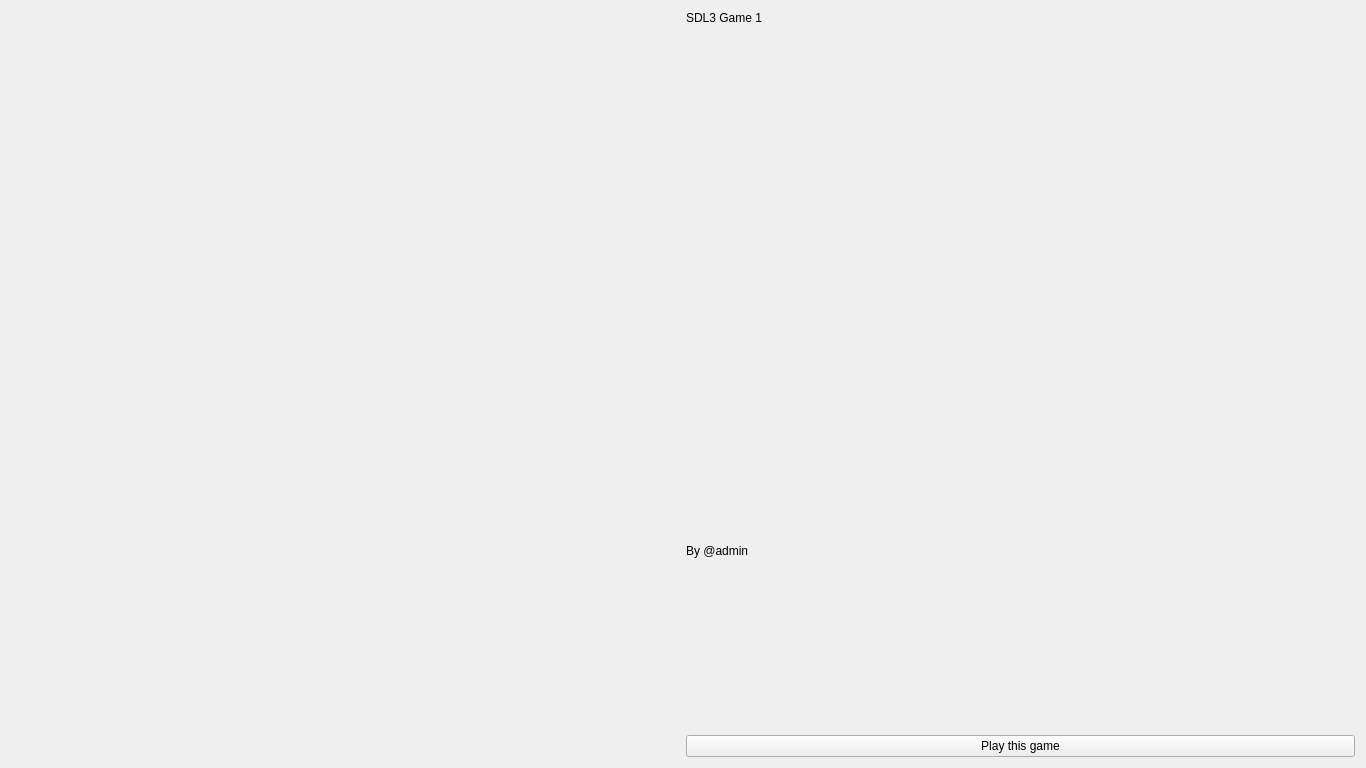
The window that sdl3game1_desc.ui (RatRatARMY/whatisthatthing) describes before a commit, drawn with Qt 5.
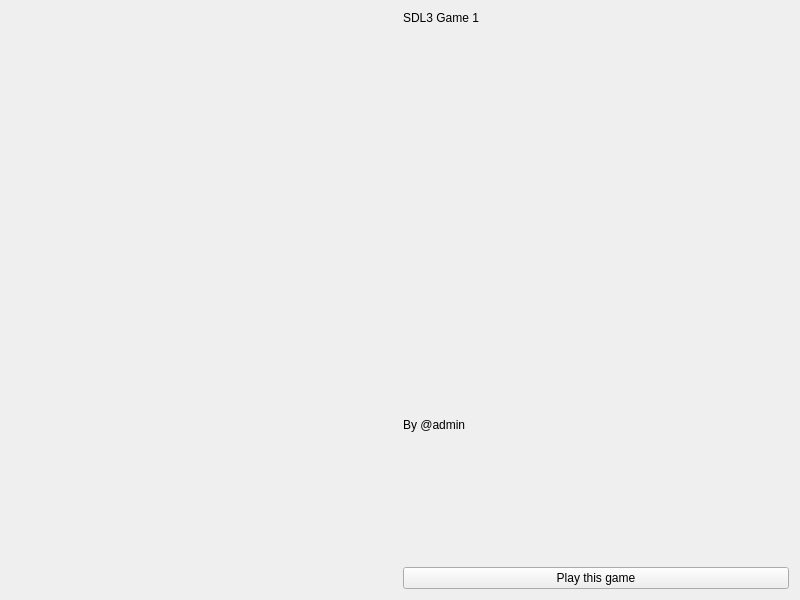
The same window after the commit. Icons and pictures are not drawn.

What changed in the file:
```diff
--- a/sdl3game1_desc.ui
+++ b/sdl3game1_desc.ui
@@ -6,8 +6,8 @@
    <rect>
     <x>0</x>
     <y>0</y>
-    <width>1366</width>
-    <height>768</height>
+    <width>800</width>
+    <height>600</height>
    </rect>
   </property>
   <property name="windowTitle">
```
Left out of the diff: 4 changed lines with no effect on the pictures.
